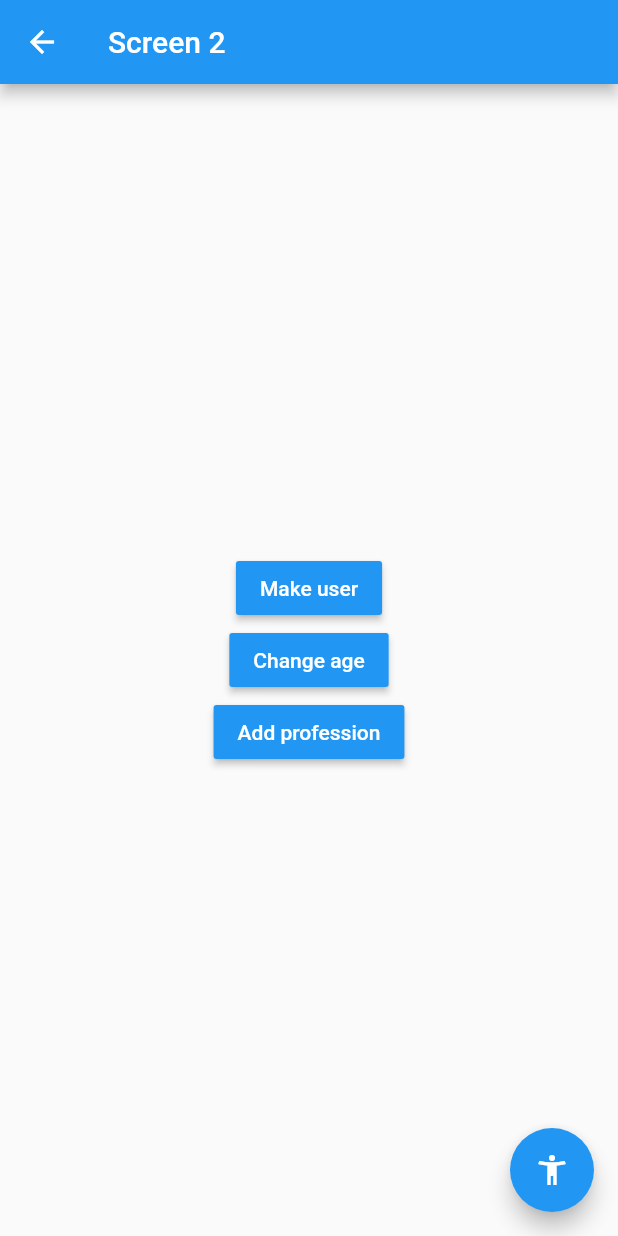
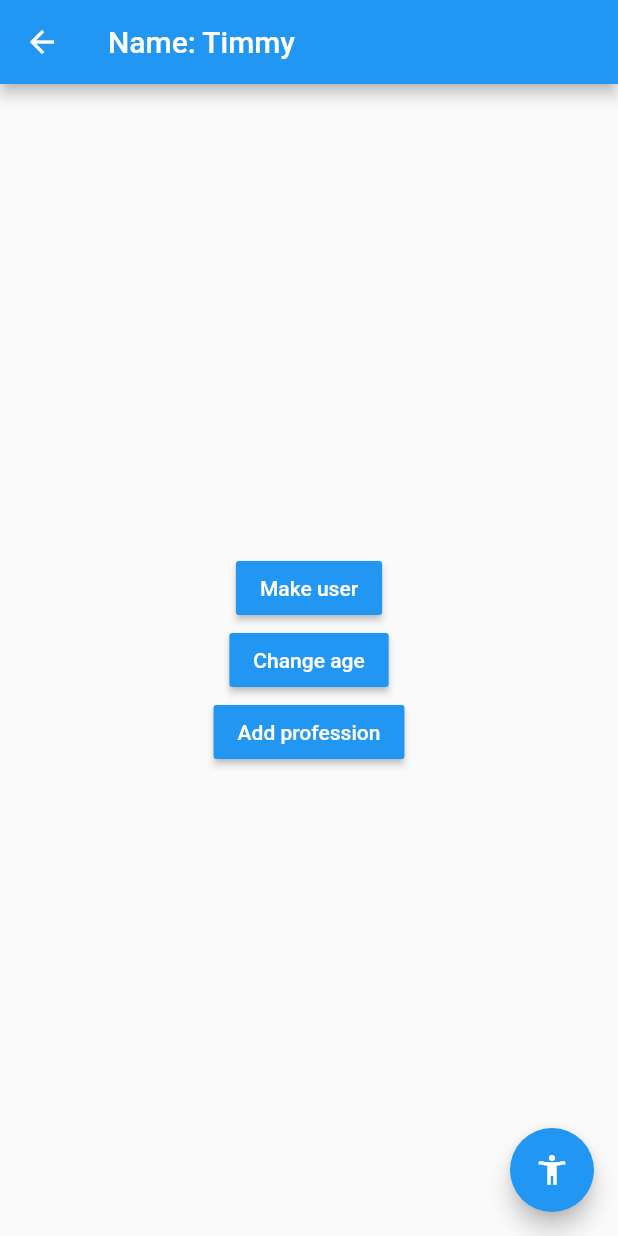
Before and after one commit to JensLam12/states_app, a Flutter app: the Screen2 screen opened by its route, after a tap on "Make user", on a phone screen of 412 x 824 dp. Run offline on Flutter 3.47's test engine with Material 2 defaults, Android fonts, the phone set to English and light mode, and no system bars; accounts and stored records are empty.

```diff
--- a/lib/screens/screen2.dart
+++ b/lib/screens/screen2.dart
@@ -9,7 +9,14 @@ class Screen2 extends StatelessWidget {
   Widget build(BuildContext context) {
     return Scaffold(
       appBar: AppBar(
-        title: const Text('Screen 2'),
+        title: StreamBuilder(
+        stream: userService.userStream.stream,
+        builder: (BuildContext context, AsyncSnapshot<User> snapshot) {
+          return snapshot.hasData
+            ? Text('Name: ${ snapshot.data?.name}')
+            : const Text('Screen 2');
+         },
+        ),
       ),
       body: Center(
         child: Column(
--- a/lib/services/user_service.dart
+++ b/lib/services/user_service.dart
@@ -4,7 +4,7 @@ import '../models/user.dart';
 
 class _UserService {
   User? _user;
-  StreamController<User> _userStreamController = StreamController<User>();
+  final StreamController<User> _userStreamController = StreamController<User>.broadcast();
 
   User? get user => _user;
   StreamController<User> get userStream => _userStreamController;
@@ -19,6 +19,10 @@ class _UserService {
     _user!.age = age;
     _userStreamController.add(_user!);
   }
+
+  dispose() {
+    _userStreamController.close();
+  }
 }
 
 final userService = _UserService();
```
